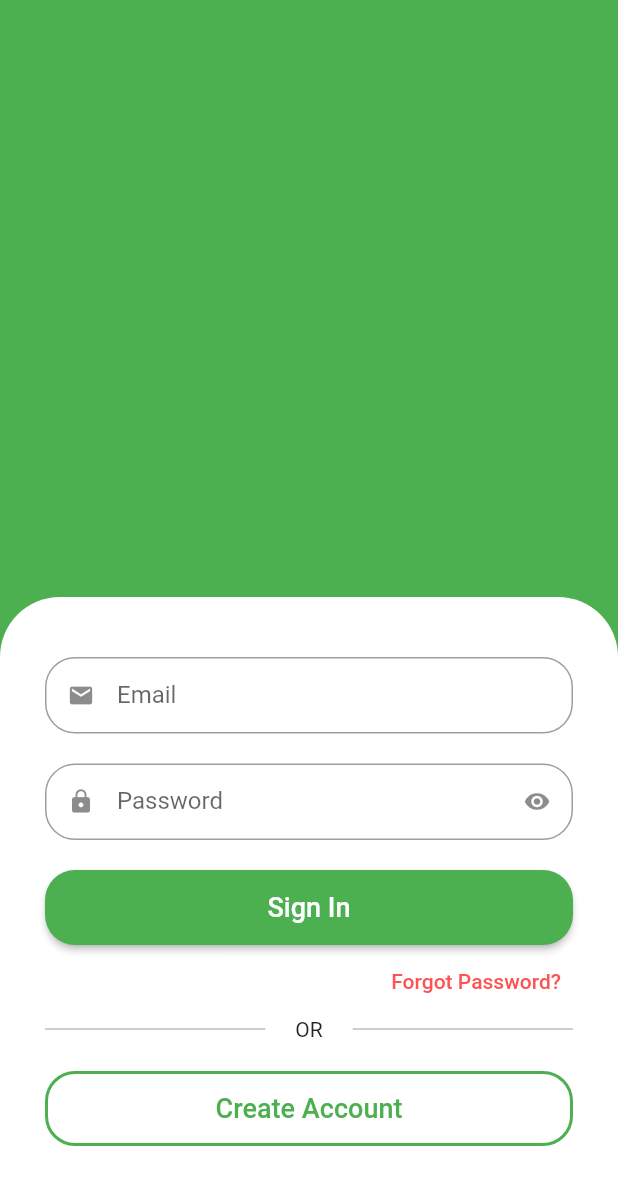
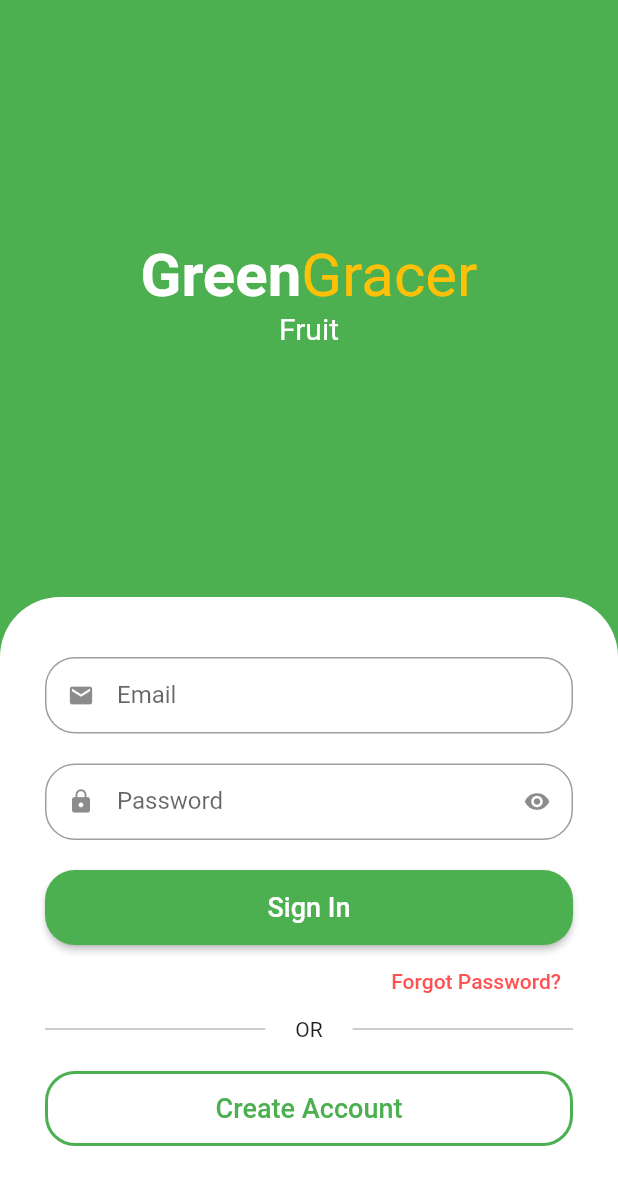
Before and after one commit to jefferson-norberto2/green_gracer_app, a Flutter app: the screen it shows after launch, on a phone screen of 412 x 824 dp. Shown: the top 1185 px of the screen. Run offline on Flutter 3.47's test engine with Material 2 defaults, Android fonts, the phone set to English and light mode, and no system bars; drawn by our look-alikes of animated_text_kit.

Commit message:
Feat - Name app and categories

```diff
--- a/lib/src/auth/sign_in_screen.dart
+++ b/lib/src/auth/sign_in_screen.dart
@@ -1,3 +1,4 @@
+import 'package:animated_text_kit/animated_text_kit.dart';
 import 'package:flutter/material.dart';
 import 'package:green_gracer_app/src/auth/components/custom_text_field.dart';
 
@@ -11,8 +12,64 @@
       body: Column(
         children: [
           Expanded(
-            child: Container(
-              color: Colors.green,
+            child: Column(
+              mainAxisAlignment: MainAxisAlignment.center,
+              children: [
+                // App name
+                const Text.rich(
+                  TextSpan(
+                      style: TextStyle(
+                        fontSize: 40,
+                      ),
+                      children: [
+                        TextSpan(
+                          text: 'Green',
+                          style: TextStyle(
+                            color: Colors.white,
+                            fontWeight: FontWeight.bold,
+                          ),
+                        ),
+                        TextSpan(
+                          text: 'Gracer',
+                          style: TextStyle(
+                            color: Colors.amber,
+                          ),
+                        ),
+                      ]),
+                ),
+                // Category
+                SizedBox(
+                  height: 30,
+                  child: DefaultTextStyle(
+                    style: const TextStyle(
+                      fontSize: 20,
+                      color: Colors.white,
+                    ),
+                    child: AnimatedTextKit(
+                      pause: Duration.zero,
+                      repeatForever: true,
+                      animatedTexts: [
+                        FadeAnimatedText(
+                          'Fruit',
+                          textStyle: const TextStyle(
+                            fontSize: 20,
+                            color: Colors.white,
+                          ),
+                        ),
+                        FadeAnimatedText(
+                          'Greenery',
+                        ),
+                        FadeAnimatedText(
+                          'Meat',
+                        ),
+                        FadeAnimatedText(
+                          'Dairy Products',
+                        ),
+                      ],
+                    ),
+                  ),
+                ),
+              ],
             ),
           ),
           Container(
--- a/pubspec.yaml
+++ b/pubspec.yaml
@@ -36,6 +36,7 @@
   # The following adds the Cupertino Icons font to your application.
   # Use with the CupertinoIcons class for iOS style icons.
   cupertino_icons: ^1.0.2
+  animated_text_kit: ^4.2.2
 
 dev_dependencies:
   flutter_test:
```
Also changed, not shown: pubspec.lock.
